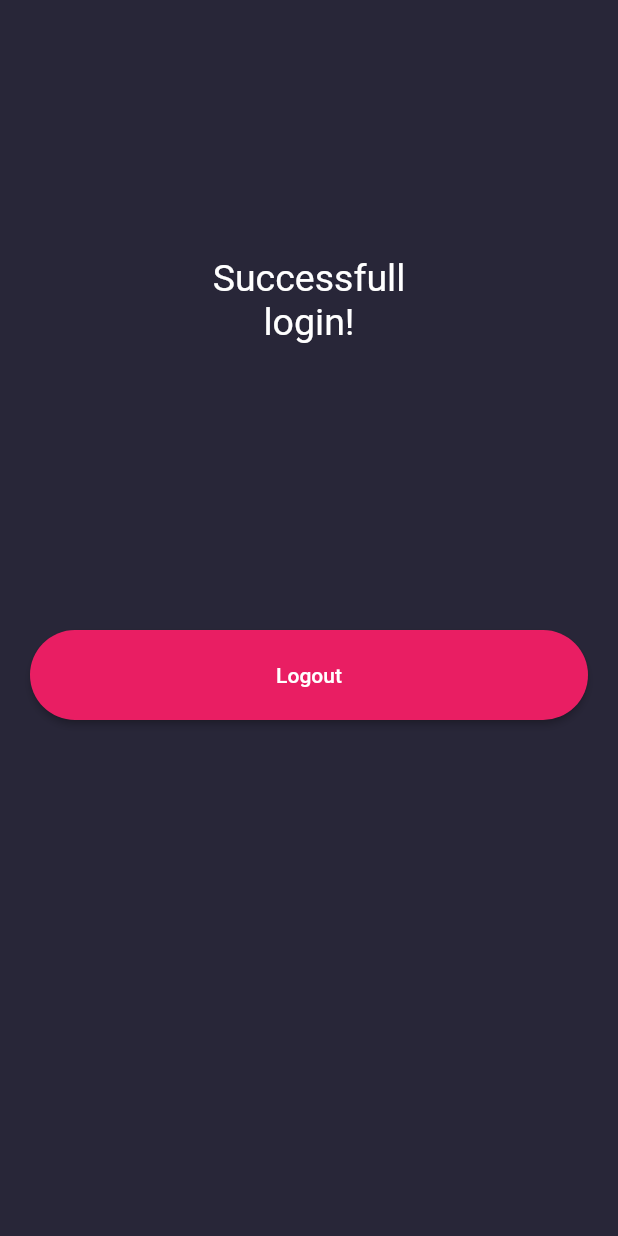
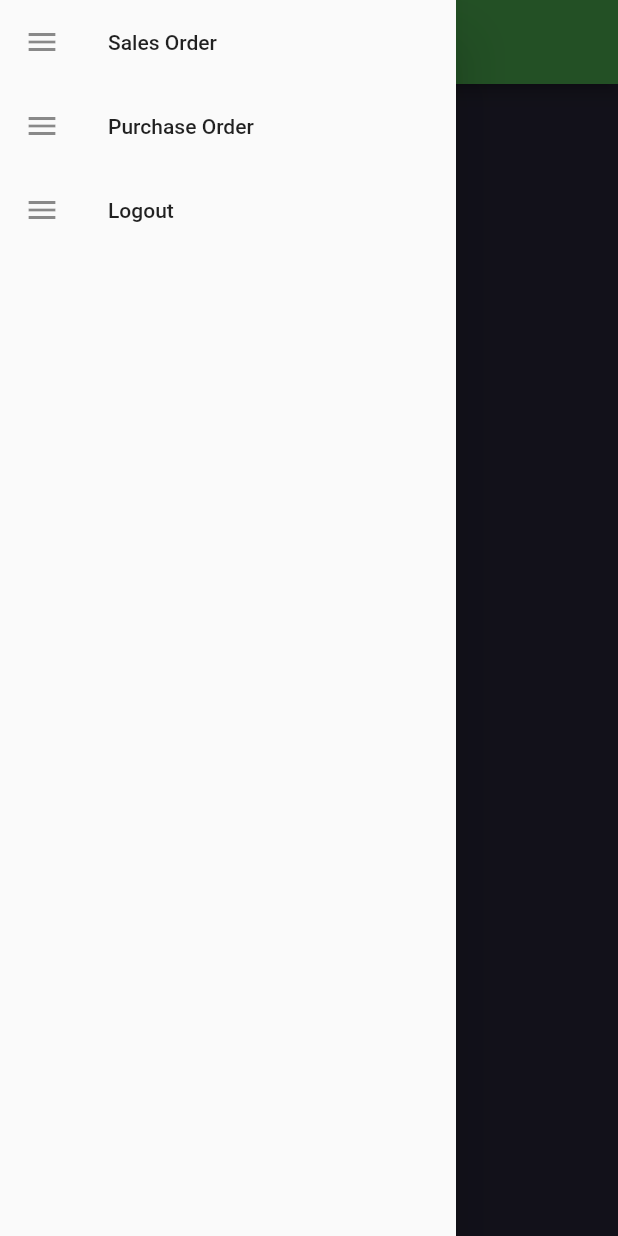
Before and after one commit to anhnth24/sap_portal_mobile, a Flutter app: the HomePage screen opened directly, with the side drawer open (before the commit the screen has no drawer), on a phone screen of 412 x 824 dp. Run offline on Flutter 3.47's test engine with Material 2 defaults, Android fonts, the light colour scheme and no system bars; Roboto replaces fonts that are missing (San Francisco); project files that could hold a hidden picture were left out.

Commit message:
so, po page

```diff
--- /dev/null
+++ b/lib/homepage.dart
@@ -0,0 +1,47 @@
+// ignore_for_file: library_private_types_in_public_api
+
+import 'package:flutter/material.dart';
+import 'navbar.dart';
+
+class HomePage extends StatefulWidget {
+  const HomePage({Key? key}) : super(key: key);
+
+  @override
+  _HomePageState createState() => _HomePageState();
+}
+
+class _HomePageState extends State<HomePage> {
+  @override
+  Widget build(BuildContext context) {
+    return Scaffold(
+        appBar: AppBar(
+          title: const Text("Welcome"),
+          backgroundColor: Colors.green,
+        ),
+        resizeToAvoidBottomInset: true,
+        backgroundColor: const Color.fromRGBO(40, 38, 56, 1),
+        drawer: const NavBar(),
+        body: Column(
+          crossAxisAlignment: CrossAxisAlignment.center,
+          children: <Widget>[
+            Center(
+              child: Container(
+                  height: 400,
+                  width: 200,
+                  padding: const EdgeInsets.all(20),
+                  alignment: Alignment.center,
+                  child: const Text(
+                    "Successfull login!",
+                    textAlign: TextAlign.center,
+                    style: TextStyle(color: Colors.white, fontSize: 25),
+                  )),
+            ),
+            Container(
+              height: 100,
+              width: 570,
+              padding: const EdgeInsets.all(20),
+            )
+          ],
+        ));
+  }
+}
--- a/lib/main.dart
+++ b/lib/main.dart
@@ -4,6 +4,7 @@ import 'package:flutter/material.dart';
 import 'package:flutter/gestures.dart';
 import 'package:flutter/foundation.dart';
 import 'authentication.dart';
+import 'homepage.dart';
 
 final auth = Authentication();
 
@@ -25,16 +26,16 @@ class MyApp extends StatelessWidget {
       ),
       home: Scaffold(
         resizeToAvoidBottomInset: true,
-        backgroundColor: const Color.fromARGB(40, 38, 56, 1),
+        backgroundColor: const Color.fromARGB(255, 255, 255, 255),
         body: const LoginScreen(),
         bottomNavigationBar: BottomAppBar(
-          color: Colors.transparent,
+          color: const Color.fromARGB(255, 255, 255, 255),
           elevation: 0,
           child: Container(
             padding: const EdgeInsets.all(20),
             child: const Text(
-              "Anhnth dev, hehehe",
-              style: TextStyle(color: Colors.white),
+              "Anhnth dev, yyyyy",
+              style: TextStyle(color: Colors.green),
               textAlign: TextAlign.center,
             ),
           ),
@@ -179,7 +180,7 @@ class _LoginScreenState extends State<LoginScreen> {
               height: 70,
               padding: const EdgeInsets.only(top: 20),
               child: RaisedButton(
-                  color: Colors.pink,
+                  color: Colors.green,
                   shape: RoundedRectangleBorder(
                       borderRadius: BorderRadius.circular(30)),
                   onPressed: () {
@@ -234,57 +235,6 @@ class _LoginScreenState extends State<LoginScreen> {
   }
 }
 
-class HomePage extends StatefulWidget {
-  const HomePage({Key? key}) : super(key: key);
-
-  @override
-  _HomePageState createState() => _HomePageState();
-}
-
-class _HomePageState extends State<HomePage> {
-  @override
-  Widget build(BuildContext context) {
-    return Scaffold(
-        resizeToAvoidBottomInset: true,
-        backgroundColor: const Color.fromRGBO(40, 38, 56, 1),
-        body: Column(
-          crossAxisAlignment: CrossAxisAlignment.center,
-          children: <Widget>[
-            Center(
-              child: Container(
-                  height: 400,
-                  width: 200,
-                  padding: const EdgeInsets.all(20),
-                  alignment: Alignment.center,
-                  child: const Text(
-                    "Successfull login!",
-                    textAlign: TextAlign.center,
-                    style: TextStyle(color: Colors.white, fontSize: 25),
-                  )),
-            ),
-            Container(
-              height: 100,
-              width: 570,
-              padding: const EdgeInsets.all(20),
-              child: RaisedButton(
-                  color: Colors.pink,
-                  shape: RoundedRectangleBorder(
-                      borderRadius: BorderRadius.circular(30)),
-                  onPressed: () {
-                    Navigator.pushAndRemoveUntil(
-                      context,
-                      MaterialPageRoute(builder: (context) => const MyApp()),
-                      (Route<dynamic> route) => false,
-                    );
-                  },
-                  child: const Text("Logout",
-                      style: TextStyle(color: Colors.white))),
-            )
-          ],
-        ));
-  }
-}
-
 class SignupPage extends StatefulWidget {
   const SignupPage({Key? key}) : super(key: key);
 
@@ -297,7 +247,7 @@ class _SignupPage extends State<SignupPage> {
   Widget build(BuildContext context) {
     return Scaffold(
       resizeToAvoidBottomInset: true,
-      backgroundColor: const Color.fromRGBO(40, 38, 56, 1),
+      backgroundColor: const Color.fromARGB(255, 255, 255, 255),
       body: const SignupPageContent(),
       bottomNavigationBar: BottomAppBar(
           color: Colors.transparent,
@@ -306,7 +256,7 @@ class _SignupPage extends State<SignupPage> {
             padding: const EdgeInsets.all(20),
             child: const Text(
               "Company name, Inc",
-              style: TextStyle(color: Colors.white),
+              style: TextStyle(color: Color.fromARGB(255, 47, 255, 0)),
               textAlign: TextAlign.center,
             ),
           )),
@@ -482,7 +432,7 @@ class _SignupPageContent extends State<SignupPageContent> {
             height: 70,
             padding: const EdgeInsets.only(top: 20),
             child: RaisedButton(
-                color: Colors.pink,
+                color: Colors.green,
                 shape: RoundedRectangleBorder(
                     borderRadius: BorderRadius.circular(30)),
                 onPressed: () async {
--- /dev/null
+++ b/lib/navbar.dart
@@ -0,0 +1,52 @@
+import 'package:flutter/material.dart';
+import 'package:sap_portal/function_pages/saleorder.dart';
+
+import 'function_pages/purchaseorder.dart';
+import 'main.dart';
+
+class NavBar extends StatelessWidget {
+  const NavBar({Key? key}) : super(key: key);
+
+  @override
+  Widget build(BuildContext context) {
+    return Drawer(
+      child: ListView(
+        children: [
+          ListTile(
+            leading: const Icon(Icons.menu),
+            title: const Text('Sales Order'),
+            onTap: () {
+              Navigator.pushAndRemoveUntil(
+                context,
+                MaterialPageRoute(builder: (context) => const Saleorder()),
+                (Route<dynamic> route) => false,
+              );
+            },
+          ),
+          ListTile(
+            leading: const Icon(Icons.menu),
+            title: const Text('Purchase Order'),
+            onTap: () {
+              Navigator.pushAndRemoveUntil(
+                context,
+                MaterialPageRoute(builder: (context) => const Purchaseorder()),
+                (Route<dynamic> route) => false,
+              );
+            },
+          ),
+          ListTile(
+            leading: const Icon(Icons.menu),
+            title: const Text('Logout'),
+            onTap: () {
+              Navigator.pushAndRemoveUntil(
+                context,
+                MaterialPageRoute(builder: (context) => const MyApp()),
+                (Route<dynamic> route) => false,
+              );
+            },
+          ),
+        ],
+      ),
+    );
+  }
+}
--- /dev/null
+++ b/lib/utils/constants.dart
@@ -0,0 +1,3 @@
+import 'package:flutter/material.dart';
+
+const primaryColor = Color.fromARGB(255, 124, 233, 103);
```
Also changed, not shown: lib/function_pages/purchaseorder.dart (added, +54 -0 lines), lib/ui/custom_appbar.dart (added, +17 -0 lines), lib/ui/custom_button.dart (added, +31 -0 lines), lib/ui/custom_textfield.dart (added, +70 -0 lines).
